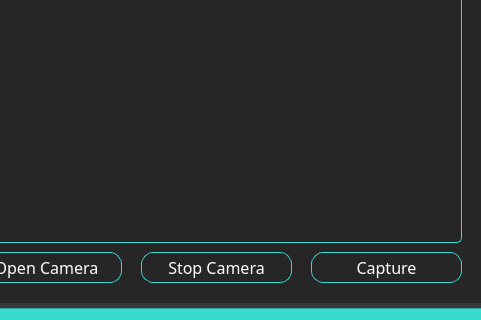
dev-otaher/Saqer, file gui/interfaces/AdminDashboard.ui: the form before one commit; both pictures show x 719 to 1200 and y 479 to 799 of the 1200 by 799 pixel window.
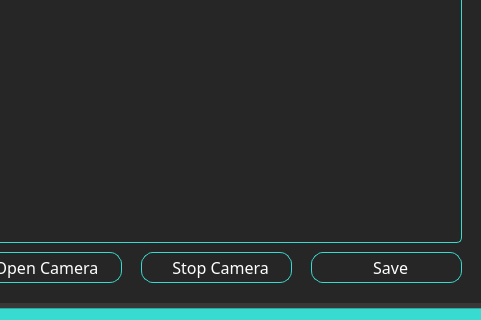
The form after the commit. Icons and pictures are not drawn.

Commit message: Added icons to buttons.

```diff
--- a/gui/interfaces/AdminDashboard.ui
+++ b/gui/interfaces/AdminDashboard.ui
@@ -523,12 +523,16 @@
 }</string>
       </property>
       <property name="text">
-       <string>Stop Camera</string>
+       <string>  Stop Camera</string>
+      </property>
+      <property name="icon">
+       <iconset>
+        <normaloff>../images/stop.png</normaloff>../images/stop.png</iconset>
       </property>
       <property name="iconSize">
        <size>
-        <width>30</width>
-        <height>30</height>
+        <width>18</width>
+        <height>18</height>
        </size>
       </property>
       <property name="checkable">
@@ -581,7 +585,7 @@
 }</string>
       </property>
       <property name="text">
-       <string>Capture</string>
+       <string>  Save</string>
       </property>
       <property name="icon">
        <iconset>
@@ -589,8 +593,8 @@
       </property>
       <property name="iconSize">
        <size>
-        <width>30</width>
-        <height>30</height>
+        <width>22</width>
+        <height>22</height>
        </size>
       </property>
       <property name="checkable">
```
Left out of the diff: 6 changed lines with no effect on the pictures. The commit also changes 5 other files.
